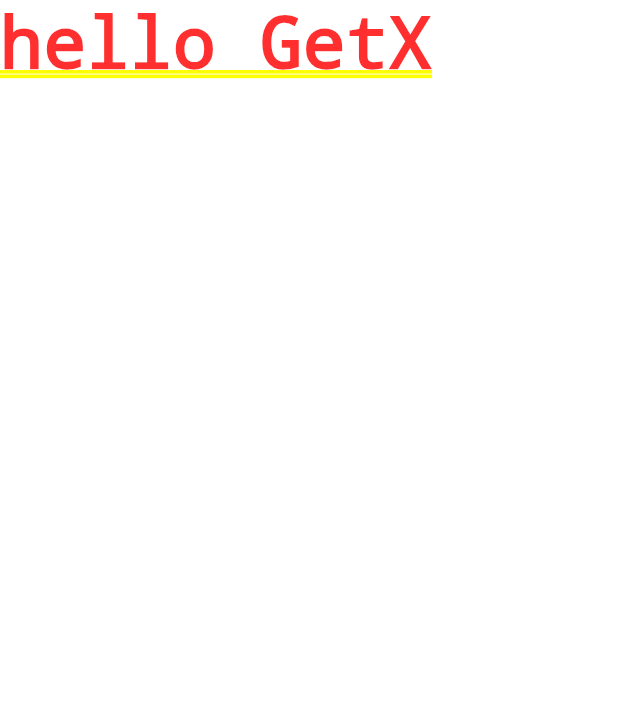
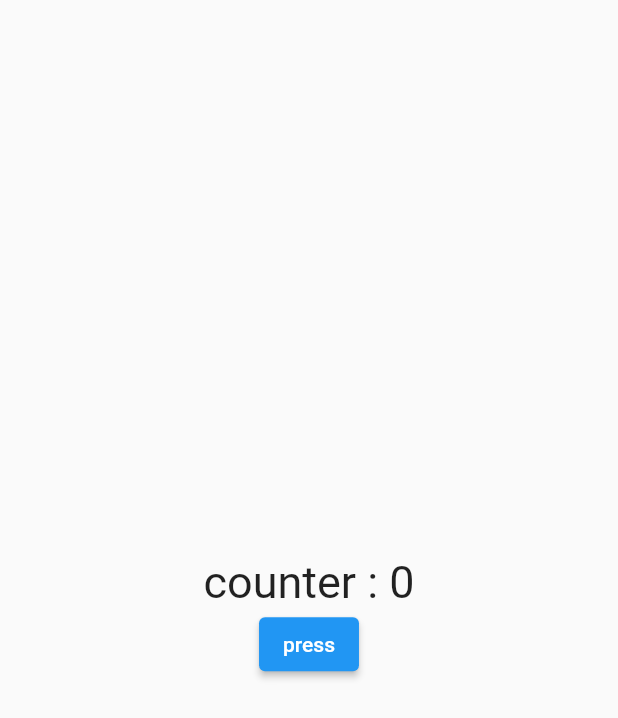
Before and after one commit to mohammad-pourbafrani/flutter_getx_sample, a Flutter app: the screen it shows after launch, on a phone screen of 412 x 824 dp. Shown: the top 718 px of the screen. Run offline on Flutter 3.47's test engine with Material 2 defaults, Android fonts, the phone set to English and light mode, and no system bars; our stand-ins replace get.

Commit message:
add obs & obx and use getx

```diff
--- a/lib/main.dart
+++ b/lib/main.dart
@@ -1,4 +1,5 @@
 import 'package:flutter/material.dart';
+import 'package:flutter_getx_sample/view/main_screen.dart';
 import 'package:get/get.dart';
 
 void main() {
@@ -16,7 +17,7 @@ class MyApp extends StatelessWidget {
       theme: ThemeData(
         primarySwatch: Colors.blue,
       ),
-      home: Text("hello GetX"),
+      home: MainScreen(),
     );
   }
 }
--- /dev/null
+++ b/lib/view/main_screen.dart
@@ -0,0 +1,39 @@
+import 'package:flutter/material.dart';
+import 'package:get/get.dart';
+
+class MainScreen extends StatelessWidget {
+  MainScreen({Key? key}) : super(key: key);
+
+  var counter = 0.obs;
+  // RxInt counter = 0.obs;
+  // var counter = Rx(0);
+  // var countre = Rx<int>(0);
+
+  //Obx
+  //GetX
+  //GetBuilder
+
+  @override
+  Widget build(BuildContext context) {
+    return Scaffold(
+      body: Center(
+        child: Column(
+          mainAxisAlignment: MainAxisAlignment.center,
+          children: [
+            Obx((() {
+              return Text(
+                "counter : $counter",
+                style: const TextStyle(fontSize: 30),
+              );
+            })),
+            ElevatedButton(
+                onPressed: () {
+                  counter = counter + 1;
+                },
+                child: const Text("press"))
+          ],
+        ),
+      ),
+    );
+  }
+}
```
